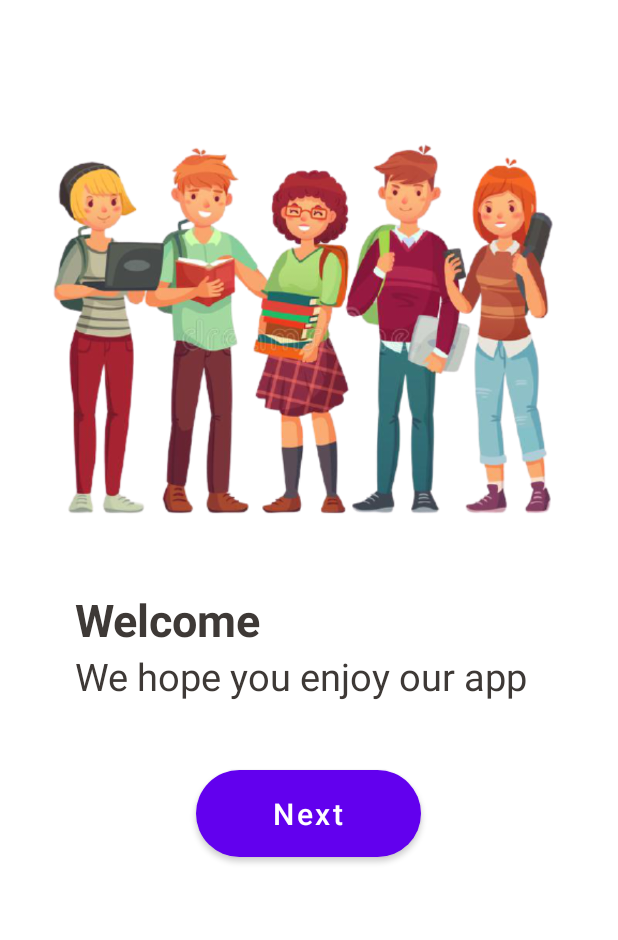
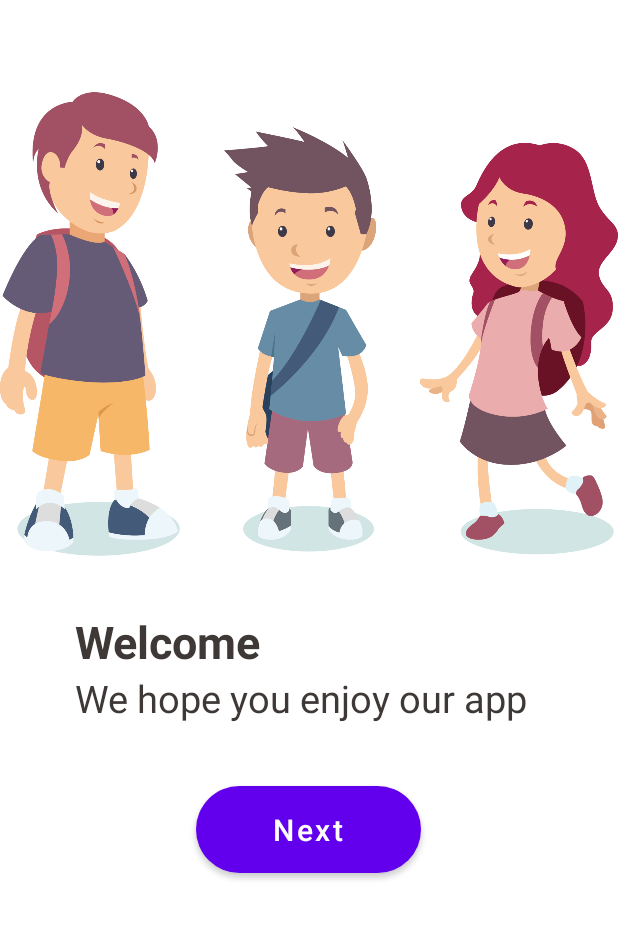
Before and after one commit to phian/Knowledge_Enhancer_App, an Android app: the GreetingActivity screen opened directly, with no data from a screen before it, on a phone screen of 412 x 824 dp, the part 294-1234 px from its top. Run offline under Robolectric (Android 15) with nearby library versions, the phone set to English and light mode, and no system bars.

Commit message:
Changed Main and Greeting activity image

```diff
--- a/app/src/main/java/com/example/knowledge_enhancer/GreetingActivity.java
+++ b/app/src/main/java/com/example/knowledge_enhancer/GreetingActivity.java
@@ -66,6 +66,7 @@ public class GreetingActivity extends AppCompatActivity {
             @Override
             public void run() {
                 Intent intent = new Intent(GreetingActivity.this, MainActivity.class);
+                finish();
                 startActivity(intent);
                 overridePendingTransition(android.R.anim.fade_in, android.R.anim.fade_out);
             }
--- a/app/src/main/java/com/example/knowledge_enhancer/GreetingActivity2.java
+++ b/app/src/main/java/com/example/knowledge_enhancer/GreetingActivity2.java
@@ -38,6 +38,7 @@ public class GreetingActivity2 extends AppCompatActivity {
             @Override
             public void run() {
                 Intent intent = new Intent(GreetingActivity2.this, GreetingActivity.class);
+                finish();
                 startActivity(intent);
                 overridePendingTransition(android.R.anim.fade_in, android.R.anim.fade_out);
             }
--- a/app/src/main/res/layout/activity_greeting.xml
+++ b/app/src/main/res/layout/activity_greeting.xml
@@ -34,6 +34,7 @@
         android:layout_width="match_parent"
         android:layout_height="match_parent"
         app:layout_constraintBottom_toBottomOf="parent"
+        android:scaleType="fitCenter"
         app:layout_constraintEnd_toEndOf="parent"
         app:layout_constraintHorizontal_bias="0.0"
         app:layout_constraintStart_toStartOf="parent"
@@ -52,7 +53,7 @@
             android:layout_height="wrap_content"
             android:orientation="vertical"
             android:layout_marginLeft="50dp"
-            android:layout_marginBottom="160dp">
+            android:layout_marginBottom="145dp">
 
             <TextView
                 android:layout_width="wrap_content"
@@ -84,7 +85,7 @@
             android:layout_width="150dp"
             android:layout_height="70dp"
             android:text="@string/next"
-            android:layout_marginBottom="25dp"
+            android:layout_marginBottom="20dp"
             tools:ignore="MissingConstraints"
             app:cornerRadius="360dp"
             android:shadowDy="0.5"
```
Also changed, not shown: app/src/main/res/layout/activity_main.xml (+5 -3 lines), app/src/main/res/drawable/students.png, app/src/main/res/drawable/study_online.png (added).
